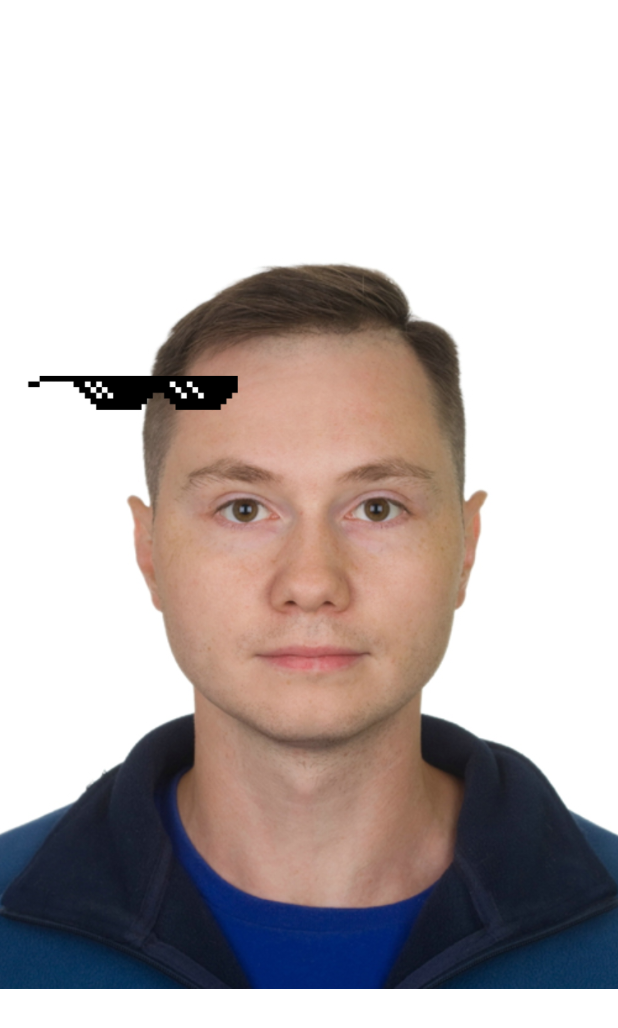
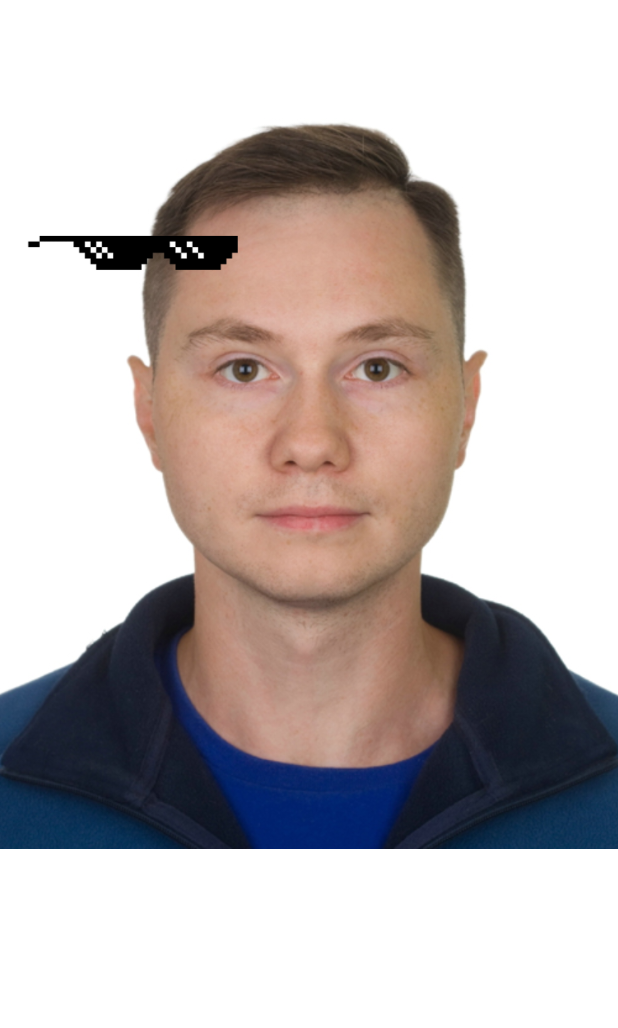
Before and after one commit to Danik911/GifApp, an Android app built with Jetpack Compose: the screen it shows after launch (MainActivity), on a phone screen of 412 x 824 dp. Shown: the top 1028 px of the screen. Run offline under Robolectric (Android 15) with nearby library versions, the phone set to English and light mode, and no system bars; our stand-ins replace constraintlayout-compose.

Commit message:
Constraint elements in the container

```diff
--- a/app/build.gradle
+++ b/app/build.gradle
@@ -54,6 +54,7 @@ dependencies {
     implementation "androidx.compose.ui:ui:$compose_ui_version"
     implementation "androidx.compose.ui:ui-tooling-preview:$compose_ui_version"
     implementation 'androidx.compose.material:material:1.1.1'
+    implementation "androidx.constraintlayout:constraintlayout-compose:1.0.1"
     testImplementation 'junit:junit:4.13.2'
     androidTestImplementation 'androidx.test.ext:junit:1.1.4'
     androidTestImplementation 'androidx.test.espresso:espresso-core:3.5.0'
--- a/app/src/main/java/com/example/gifapp/MainActivity.kt
+++ b/app/src/main/java/com/example/gifapp/MainActivity.kt
@@ -6,10 +6,8 @@ import androidx.activity.compose.setContent
 import androidx.compose.foundation.layout.fillMaxSize
 import androidx.compose.material.MaterialTheme
 import androidx.compose.material.Surface
-import androidx.compose.runtime.remember
 import androidx.compose.ui.Modifier
-import androidx.compose.ui.platform.LocalConfiguration
-import com.example.gifapp.ui.composable.RenderBackground
+import com.example.gifapp.ui.composable.BackgroundAsset
 import com.example.gifapp.ui.composable.theme.GifAppTheme
 
 class MainActivity : ComponentActivity() {
@@ -22,11 +20,7 @@ class MainActivity : ComponentActivity() {
                     modifier = Modifier.fillMaxSize(),
                     color = MaterialTheme.colors.background
                 ) {
-                    val configuration = LocalConfiguration.current
-                    val assetContainerHeight = remember {
-                        (configuration.screenHeightDp * 0.6).toInt()
-                    }
-                    RenderBackground(assetContainerHeightDp = assetContainerHeight)
+                    BackgroundAsset()
                 }
             }
         }
--- a/app/src/main/java/com/example/gifapp/ui/composable/BackgroundAsset.kt
+++ b/app/src/main/java/com/example/gifapp/ui/composable/BackgroundAsset.kt
@@ -12,18 +12,80 @@ import androidx.compose.ui.graphics.TransformOrigin
 import androidx.compose.ui.graphics.graphicsLayer
 import androidx.compose.ui.input.pointer.pointerInput
 import androidx.compose.ui.layout.ContentScale
+import androidx.compose.ui.platform.LocalConfiguration
 import androidx.compose.ui.res.painterResource
 import androidx.compose.ui.unit.dp
+import androidx.compose.ui.zIndex
+import androidx.constraintlayout.compose.ConstraintLayout
 import com.example.gifapp.R
 import kotlin.math.PI
 import kotlin.math.cos
 import kotlin.math.sin
 
 @Composable
+fun BackgroundAsset() {
+    ConstraintLayout(modifier = Modifier.fillMaxSize()) {
+        val (topBar, assetContainer, bottomContainer) = createRefs()
+
+        //Top bar
+        // topBarHeight = (default app bar height) + (button padding)
+        val topBarHeight = remember {
+            56 + 16
+        }
+        Box(
+            modifier = Modifier
+                .fillMaxWidth()
+                .height(topBarHeight.dp)
+                .constrainAs(topBar) {
+                    top.linkTo(parent.top)
+                    start.linkTo(parent.start)
+                    end.linkTo(parent.end)
+                }
+                .zIndex(2f)
+                .background(Color.White)
+        )
+
+        //Gif capture area
+        val configuration = LocalConfiguration.current
+        val assetContainerHeight = remember {
+            (configuration.screenHeightDp * 0.6).toInt()
+        }
+        RenderBackground(
+            modifier = Modifier
+                .constrainAs(assetContainer) {
+                    start.linkTo(parent.start)
+                    end.linkTo(parent.end)
+                    top.linkTo(topBar.bottom)
+                },
+            assetContainerHeightDp = assetContainerHeight
+        )
+        // Bottom container
+        val bottomContainerHeight = remember {
+            configuration.screenHeightDp - assetContainerHeight - topBarHeight
+        }
+        Box(
+            modifier = Modifier
+                .fillMaxWidth()
+                .height(bottomContainerHeight.dp)
+                .constrainAs(bottomContainer) {
+                    start.linkTo(parent.start)
+                    end.linkTo(parent.end)
+                    top.linkTo(assetContainer.bottom)
+                    bottom.linkTo(parent.bottom)
+                }
+                .zIndex(2f)
+                .background(Color.White)
+        )
+    }
+
+}
+
+@Composable
 fun RenderBackground(
+    modifier: Modifier,
     assetContainerHeightDp: Int
 ) {
-    Box(modifier = Modifier.wrapContentSize())
+    Box(modifier = modifier.wrapContentSize())
     {
         val backgroundAsset = painterResource(id = R.drawable.background_image)
         Image(
```
